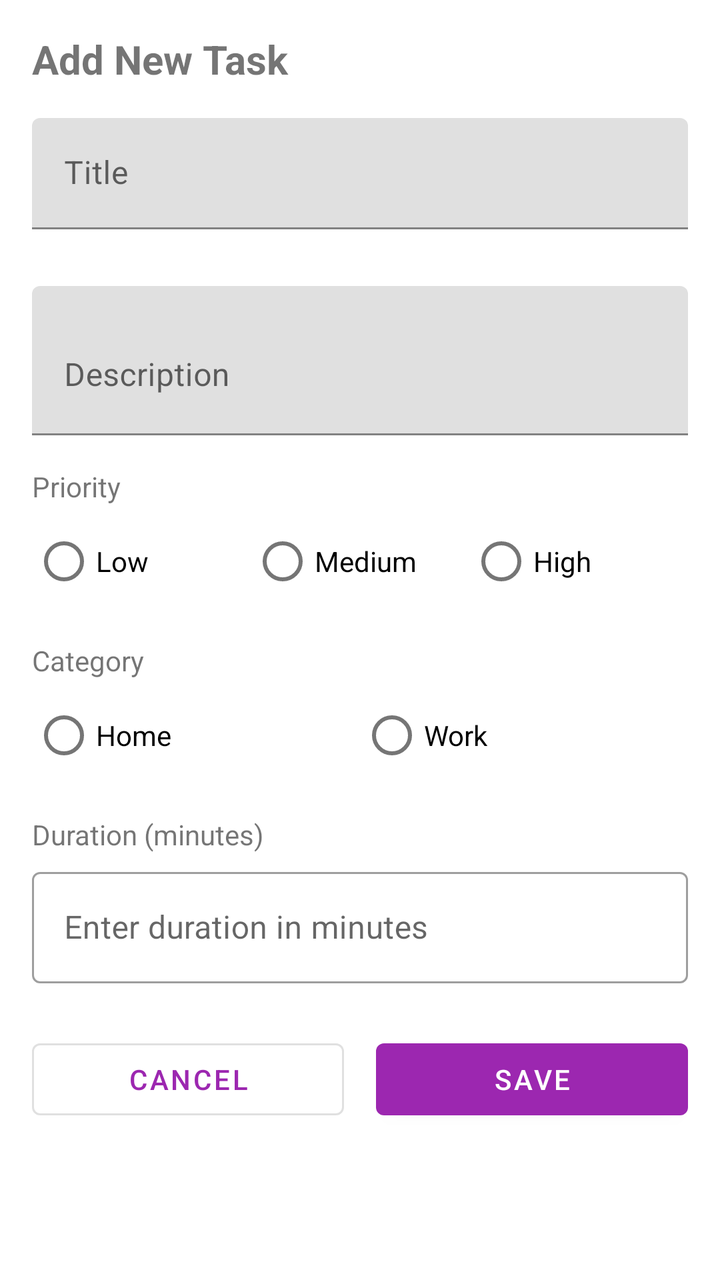
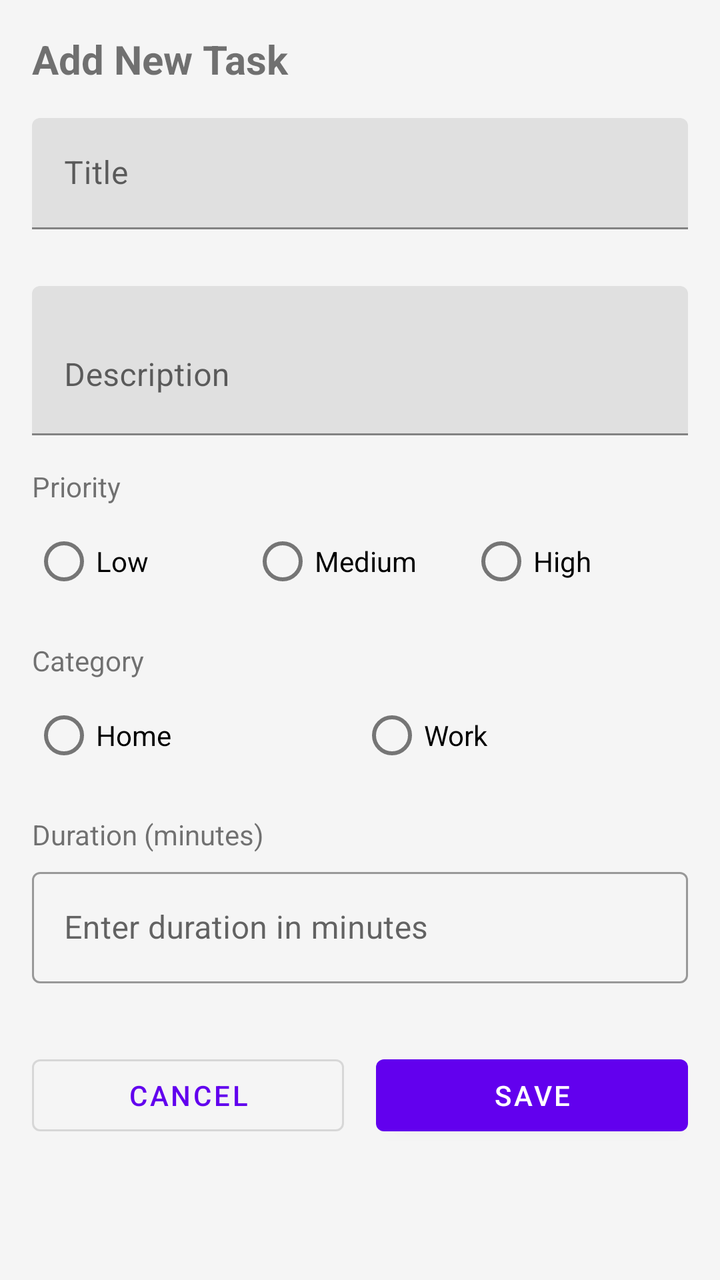

Compare the two renders of this Android layout. The source of the first and the diff that turns it into the second are given below.
<!-- AndroidManifest.xml: application theme Theme.TaskScheduler -->
<!-- res/layout/fragment_add_task.xml -->
<?xml version="1.0" encoding="utf-8"?>
<LinearLayout
    xmlns:android="http://schemas.android.com/apk/res/android"
    xmlns:app="http://schemas.android.com/apk/res-auto"
    android:layout_width="match_parent"
    android:layout_height="wrap_content"
    android:orientation="vertical"
    android:padding="16dp">

    <TextView
        android:layout_width="match_parent"
        android:layout_height="wrap_content"
        android:text="Add New Task"
        android:textSize="20sp"
        android:textStyle="bold"
        android:layout_marginBottom="16dp"/>

    
    <com.google.android.material.textfield.TextInputLayout
        android:layout_width="match_parent"
        android:layout_height="wrap_content"
        android:layout_marginBottom="8dp"
        android:hint="Title"
        app:errorEnabled="true">

        <com.google.android.material.textfield.TextInputEditText
            android:id="@+id/editTextTitle"
            android:layout_width="match_parent"
            android:layout_height="wrap_content"
            android:inputType="text"
            android:maxLines="1"/>

    </com.google.android.material.textfield.TextInputLayout>

    
    <com.google.android.material.textfield.TextInputLayout
        android:layout_width="match_parent"
        android:layout_height="wrap_content"
        android:layout_marginBottom="8dp"
        android:hint="Description">

        <com.google.android.material.textfield.TextInputEditText
            android:id="@+id/editTextDescription"
            android:layout_width="match_parent"
            android:layout_height="wrap_content"
            android:inputType="textMultiLine"
            android:minLines="2"/>

    </com.google.android.material.textfield.TextInputLayout>

    
    <TextView
        android:layout_width="match_parent"
        android:layout_height="wrap_content"
        android:text="Priority"
        android:layout_marginTop="8dp"
        android:layout_marginBottom="4dp"/>

    <RadioGroup
        android:id="@+id/radioGroupPriority"
        android:layout_width="match_parent"
        android:layout_height="wrap_content"
        android:orientation="horizontal"
        android:layout_marginBottom="16dp">

        <RadioButton
            android:id="@+id/radioLow"
            android:layout_width="0dp"
            android:layout_height="wrap_content"
            android:layout_weight="1"
            android:text="Low"/>

        <RadioButton
            android:id="@+id/radioMedium"
            android:layout_width="0dp"
            android:layout_height="wrap_content"
            android:layout_weight="1"
            android:text="Medium"/>

        <RadioButton
            android:id="@+id/radioHigh"
            android:layout_width="0dp"
            android:layout_height="wrap_content"
            android:layout_weight="1"
            android:text="High"/>

    </RadioGroup>

    
    <TextView
        android:layout_width="match_parent"
        android:layout_height="wrap_content"
        android:text="Category"
        android:layout_marginBottom="4dp"/>

    <RadioGroup
        android:id="@+id/radioGroupCategory"
        android:layout_width="match_parent"
        android:layout_height="wrap_content"
        android:orientation="horizontal"
        android:layout_marginBottom="16dp">

        <RadioButton
            android:id="@+id/radioHome"
            android:layout_width="0dp"
            android:layout_height="wrap_content"
            android:layout_weight="1"
            android:text="Home"/>

        <RadioButton
            android:id="@+id/radioWork"
            android:layout_width="0dp"
            android:layout_height="wrap_content"
            android:layout_weight="1"
            android:text="Work"/>

    </RadioGroup>

    
    <TextView
        android:layout_width="match_parent"
        android:layout_height="wrap_content"
        android:text="Duration (minutes)"
        android:layout_marginBottom="4dp"/>

    <com.google.android.material.textfield.TextInputLayout
        android:id="@+id/durationInputLayout"
        android:layout_width="match_parent"
        android:layout_height="wrap_content"
        android:layout_marginBottom="16dp"
        style="@style/Widget.MaterialComponents.TextInputLayout.OutlinedBox">

        <com.google.android.material.textfield.TextInputEditText
            android:id="@+id/durationEditText"
            android:layout_width="match_parent"
            android:layout_height="wrap_content"
            android:inputType="number"
            android:hint="Enter duration in minutes"/>

    </com.google.android.material.textfield.TextInputLayout>

    
    <LinearLayout
        android:layout_width="match_parent"
        android:layout_height="wrap_content"
        android:orientation="horizontal"
        android:layout_marginTop="8dp">

        <com.google.android.material.button.MaterialButton
            android:id="@+id/buttonCancel"
            android:layout_width="0dp"
            android:layout_height="wrap_content"
            android:layout_weight="1"
            android:layout_marginEnd="8dp"
            android:text="Cancel"
            style="@style/Widget.MaterialComponents.Button.OutlinedButton"/>

        <com.google.android.material.button.MaterialButton
            android:id="@+id/buttonSave"
            android:layout_width="0dp"
            android:layout_height="wrap_content"
            android:layout_weight="1"
            android:layout_marginStart="8dp"
            android:text="Save"/>

    </LinearLayout>

</LinearLayout>
<!-- resources referenced by this layout -->
<resources>
  <style name="Theme.TaskScheduler" parent="Theme.MaterialComponents.DayNight.NoActionBar">
          
          <item name="colorPrimary">@color/purple_500</item>
          <item name="colorPrimaryVariant">@color/purple_700</item>
          <item name="colorOnPrimary">@color/white</item>
          
          <item name="colorSecondary">@color/teal_200</item>
          <item name="colorSecondaryVariant">@color/teal_700</item>
          <item name="colorOnSecondary">@color/black</item>
          
          <item name="android:statusBarColor">?attr/colorPrimaryVariant</item>
          
      </style>
  <color name="purple_500">#9C27B0</color>
  <color name="purple_700">#7B1FA2</color>
  <color name="white">#FFFFFF</color>
  <color name="teal_200">#80CBC4</color>
  <color name="teal_700">#00796B</color>
  <color name="black">#000000</color>
</resources>

<!-- the commit's change to res/layout/fragment_add_task.xml (unified diff, before → after) -->
@@ -144,7 +144,7 @@
         android:layout_width="match_parent"
         android:layout_height="wrap_content"
         android:orientation="horizontal"
-        android:layout_marginTop="8dp">
+        android:layout_marginTop="16dp">
 
         <com.google.android.material.button.MaterialButton
             android:id="@+id/buttonCancel"
@@ -161,7 +161,8 @@
             android:layout_height="wrap_content"
             android:layout_weight="1"
             android:layout_marginStart="8dp"
-            android:text="Save"/>
+            android:text="Save"
+            style="@style/Widget.MaterialComponents.Button"/>
 
     </LinearLayout>
 
<!-- resource entries referenced after the edit -->
@@ -2,22 +2,31 @@
 <resources>
   <style name="Theme.TaskScheduler" parent="Theme.MaterialComponents.DayNight.NoActionBar">
           
-          <item name="colorPrimary">@color/purple_500</item>
-          <item name="colorPrimaryVariant">@color/purple_700</item>
-          <item name="colorOnPrimary">@color/white</item>
+          <item name="colorPrimary">@color/colorPrimary</item>
+          <item name="colorPrimaryVariant">@color/colorPrimaryVariant</item>
+          <item name="colorOnPrimary">@color/colorOnPrimary</item>
           
-          <item name="colorSecondary">@color/teal_200</item>
-          <item name="colorSecondaryVariant">@color/teal_700</item>
-          <item name="colorOnSecondary">@color/black</item>
+          <item name="colorSecondary">@color/colorSecondary</item>
+          <item name="colorSecondaryVariant">@color/colorSecondaryVariant</item>
+          <item name="colorOnSecondary">@color/colorOnSecondary</item>
+          
+          <item name="android:colorBackground">@color/colorBackground</item>
+          <item name="colorSurface">@color/colorSurface</item>
+          <item name="colorOnBackground">@color/colorOnBackground</item>
+          <item name="colorOnSurface">@color/colorOnSurface</item>
           
           <item name="android:statusBarColor">?attr/colorPrimaryVariant</item>
           
       </style>
-  <color name="purple_500">#9C27B0</color>
-  <color name="purple_700">#7B1FA2</color>
-  <color name="white">#FFFFFF</color>
-  <color name="teal_200">#80CBC4</color>
-  <color name="teal_700">#00796B</color>
-  <color name="black">#000000</color>
+  <color name="colorPrimary">#6200EE</color>
+  <color name="colorPrimaryVariant">#3700B3</color>
+  <color name="colorOnPrimary">#FFFFFF</color>
+  <color name="colorSecondary">#03DAC6</color>
+  <color name="colorSecondaryVariant">#018786</color>
+  <color name="colorOnSecondary">#000000</color>
+  <color name="colorBackground">#F5F5F5</color>
+  <color name="colorSurface">#FFFFFF</color>
+  <color name="colorOnBackground">#000000</color>
+  <color name="colorOnSurface">#000000</color>
 </resources>
 
